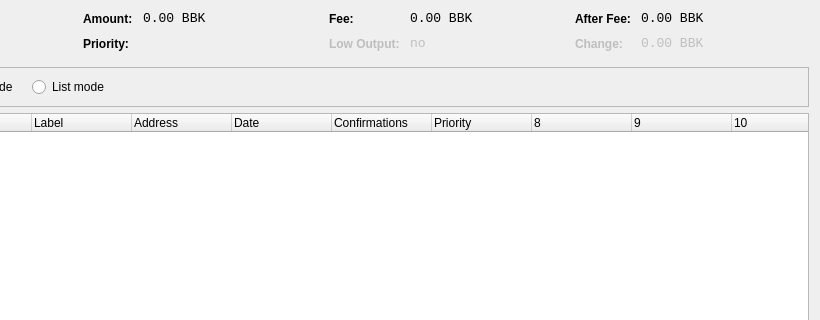
Before: the Qt Designer form src/qt/forms/coincontroldialog.ui in diMarcoDEV/TWT, drawn with Qt 5; both pictures show x 180 to 1000 and y 0 to 320 of the 1000 by 500 pixel window.
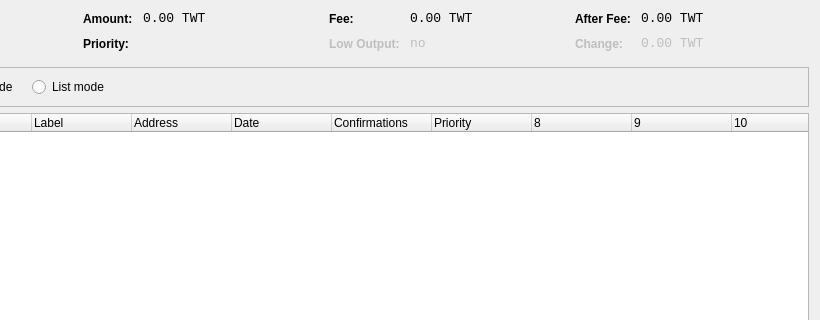
After: the same form once the commit is applied. Custom widgets are drawn as their Qt base class.

```diff
--- a/src/qt/forms/coincontroldialog.ui
+++ b/src/qt/forms/coincontroldialog.ui
@@ -141,7 +141,7 @@
           <enum>Qt::ActionsContextMenu</enum>
          </property>
          <property name="text">
-          <string notr="true">0.00 BBK</string>
+          <string notr="true">0.00 TWT</string>
          </property>
          <property name="textInteractionFlags">
           <set>Qt::LinksAccessibleByMouse|Qt::TextSelectableByKeyboard|Qt::TextSelectableByMouse</set>
@@ -221,7 +221,7 @@
           <enum>Qt::ActionsContextMenu</enum>
          </property>
          <property name="text">
-          <string notr="true">0.00 BBK</string>
+          <string notr="true">0.00 TWT</string>
          </property>
          <property name="textInteractionFlags">
           <set>Qt::LinksAccessibleByMouse|Qt::TextSelectableByKeyboard|Qt::TextSelectableByMouse</set>
@@ -307,7 +307,7 @@
           <enum>Qt::ActionsContextMenu</enum>
          </property>
          <property name="text">
-          <string notr="true">0.00 BBK</string>
+          <string notr="true">0.00 TWT</string>
          </property>
          <property name="textInteractionFlags">
           <set>Qt::LinksAccessibleByMouse|Qt::TextSelectableByKeyboard|Qt::TextSelectableByMouse</set>
@@ -345,7 +345,7 @@
           <enum>Qt::ActionsContextMenu</enum>
          </property>
          <property name="text">
-          <string notr="true">0.00 BBK</string>
+          <string notr="true">0.00 TWT</string>
          </property>
          <property name="textInteractionFlags">
           <set>Qt::LinksAccessibleByMouse|Qt::TextSelectableByKeyboard|Qt::TextSelectableByMouse</set>
```
